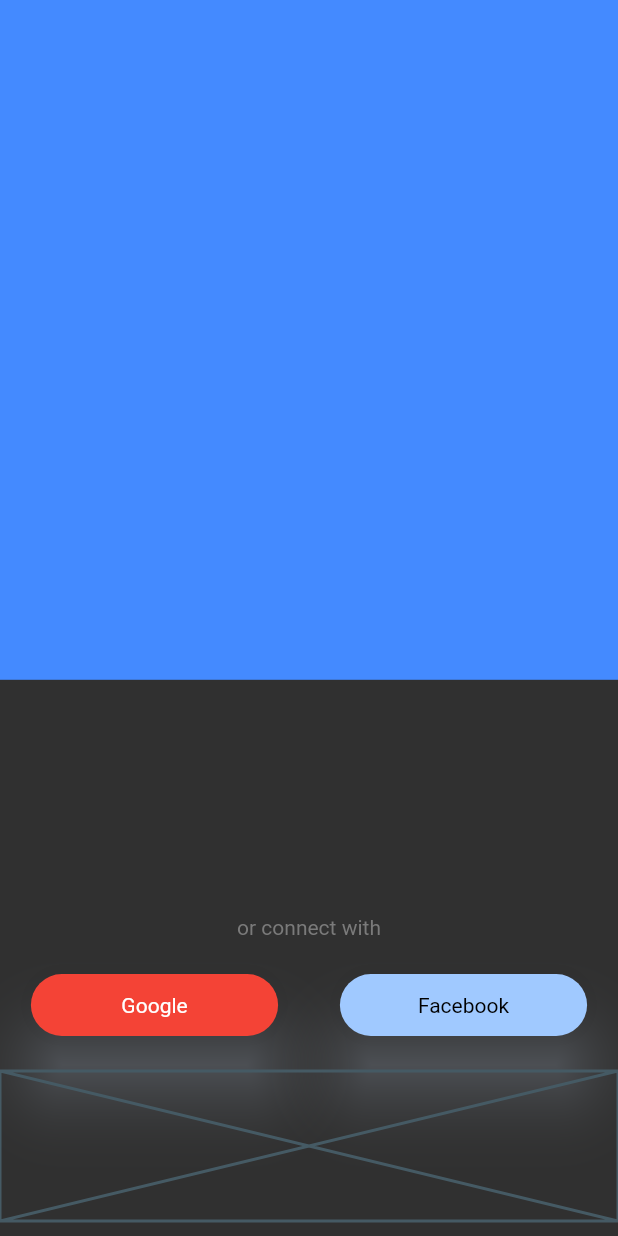
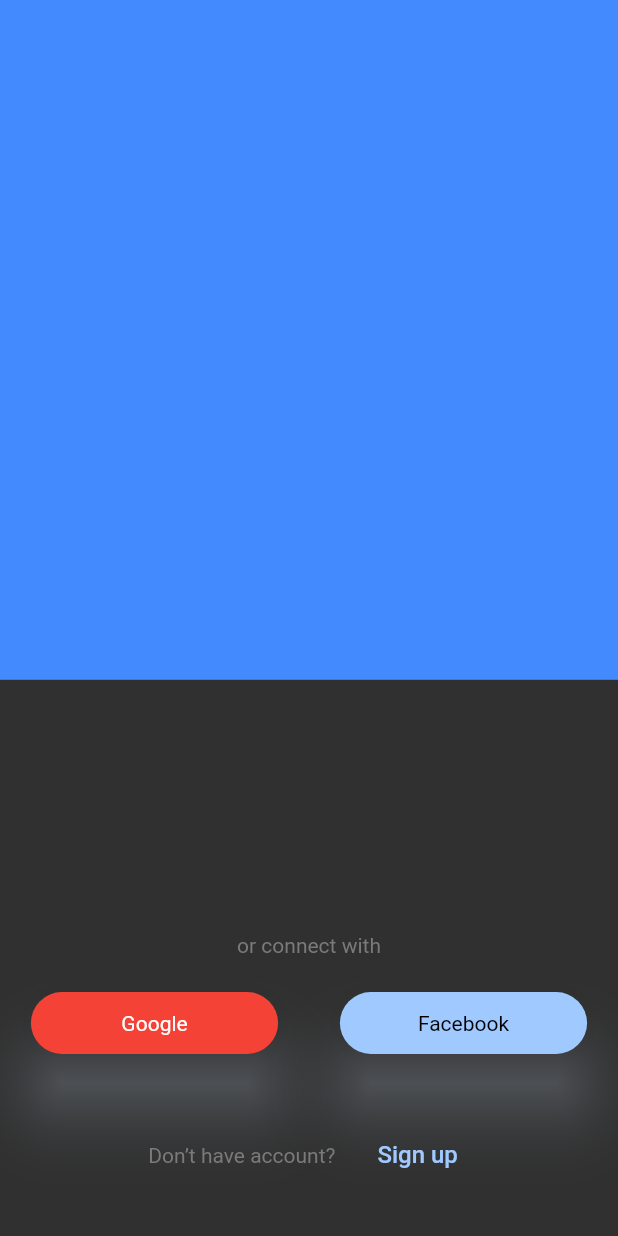
Before and after one commit to albint3r/chatbot_flutter, a Flutter app: the screen it shows after launch, on a phone screen of 412 x 824 dp. Run offline on Flutter 3.47's test engine with Material 2 defaults, Android fonts, the phone set to English and light mode, and no system bars; our stand-ins replace auto_route, bloc, firebase_auth, firebase_core, flutter_bloc, freezed_annotation and 5 more; missing offline and left inert: flutter_config; accounts and stored records are empty.

Commit message:
Add Sign Up text button

```diff
--- a/lib/src/presentation/sign_in/widgets/body_sign_in.dart
+++ b/lib/src/presentation/sign_in/widgets/body_sign_in.dart
@@ -1,7 +1,7 @@
 import 'package:flutter/material.dart';
 import 'package:gap/gap.dart';
 
-import 'sign_in_form.dart';
+import 'sign_in_form/sign_in_form.dart';
 import 'sign_in_with_google_or_facebook/sign_in_with_google_or_facebook.dart';
 import 'sign_up_text_button.dart';
 
--- a/lib/src/presentation/sign_in/widgets/sign_up_text_button.dart
+++ b/lib/src/presentation/sign_in/widgets/sign_up_text_button.dart
@@ -1,4 +1,5 @@
 import 'package:flutter/material.dart';
+import 'package:gap/gap.dart';
 
 class SignUpTextButton extends StatelessWidget {
   const SignUpTextButton({
@@ -7,8 +8,28 @@ class SignUpTextButton extends StatelessWidget {
 
   @override
   Widget build(BuildContext context) {
-    return const Placeholder(
-      fallbackHeight: 100,
+    final theme = Theme.of(context);
+    return Padding(
+      padding: const EdgeInsets.symmetric(vertical: 20),
+      child: Row(
+        mainAxisAlignment: MainAxisAlignment.center,
+        children: [
+          Text(
+            "Don’t have account?",
+            style: theme.textTheme.displaySmall,
+          ),
+          const Gap(20),
+          TextButton(
+            onPressed: () {
+              // TODO CREATE A NAVIGATION ROUTE TO THE CREATE ACCOUNT PAGE.
+              // This page don't exist at the moment.
+            },
+            child: const Text(
+              "Sign up",
+            ),
+          ),
+        ],
+      ),
     );
   }
 }
```
Also changed, not shown: lib/src/presentation/sign_in/widgets/sign_in_form/sign_in_form.dart (renamed from lib/src/presentation/sign_in/widgets/sign_in_form.dart).
